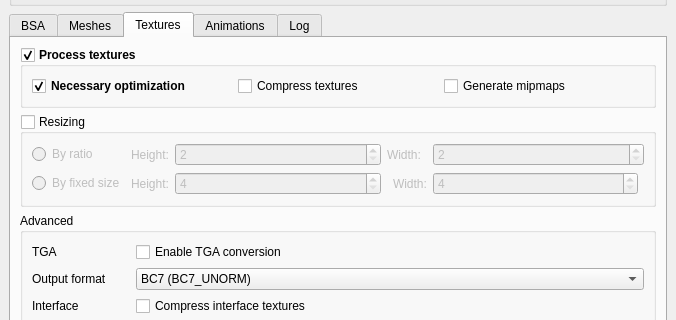
Old version of the form src/MainWindow.ui in the repository Guekka/cathedral-assets-optimizer; both pictures show x 0 to 676 and y 218 to 538 of the 676 by 672 pixel window.
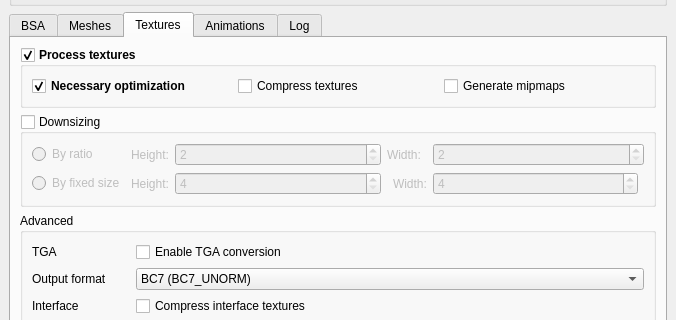
New version of the form. The open tabs and pages were chosen to show the change.

Commit message: [GUI] Rename textures resizing to downsizing

Diff of the .ui file:
```diff
--- a/src/MainWindow.ui
+++ b/src/MainWindow.ui
@@ -863,7 +863,7 @@
         <item>
          <widget class="QGroupBox" name="texturesResizingGroupBox">
           <property name="title">
-           <string>Resizing</string>
+           <string>Downsizing</string>
           </property>
           <property name="checkable">
            <bool>true</bool>
```
